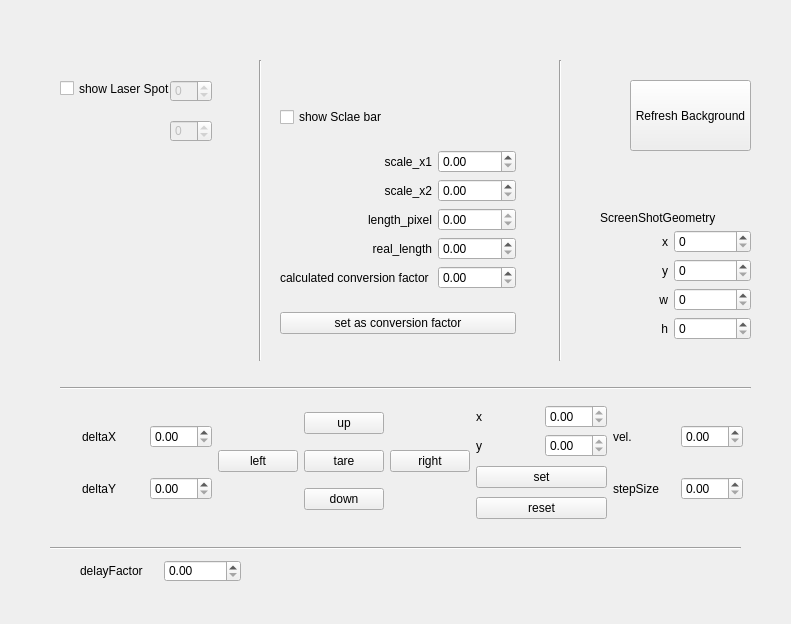
Jogala/stageController_windows_64, file pages/einstellungen.ui: the form before one commit.
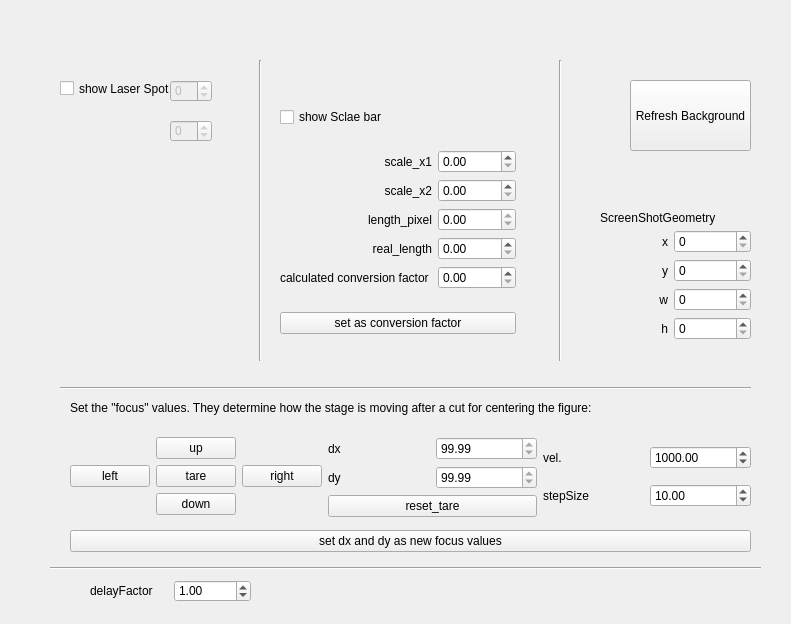
The form after the commit.

```diff
--- a/pages/einstellungen.ui
+++ b/pages/einstellungen.ui
@@ -94,8 +94,8 @@
    <property name="geometry">
     <rect>
      <x>50</x>
-     <y>540</y>
-     <width>691</width>
+     <y>560</y>
+     <width>711</width>
      <height>16</height>
     </rect>
    </property>
@@ -222,7 +222,7 @@
     </item>
    </layout>
   </widget>
-  <widget class="QWidget" name="">
+  <widget class="QWidget" name="layoutWidget">
    <property name="geometry">
     <rect>
      <x>280</x>
@@ -340,11 +340,11 @@
     </item>
    </layout>
   </widget>
-  <widget class="QWidget" name="">
+  <widget class="QWidget" name="layoutWidget">
    <property name="geometry">
     <rect>
-     <x>80</x>
-     <y>560</y>
+     <x>90</x>
+     <y>580</y>
      <width>161</width>
      <height>22</height>
     </rect>
@@ -358,44 +358,39 @@
      </widget>
     </item>
     <item>
-     <widget class="QDoubleSpinBox" name="delayFactor_SpinBox"/>
+     <widget class="QDoubleSpinBox" name="delayFactor_SpinBox">
+      <property name="value">
+       <double>1.000000000000000</double>
+      </property>
+     </widget>
     </item>
    </layout>
   </widget>
-  <widget class="QWidget" name="">
+  <widget class="QLabel" name="label_10">
    <property name="geometry">
     <rect>
-     <x>82</x>
-     <y>402</y>
+     <x>70</x>
+     <y>400</y>
      <width>661</width>
-     <height>121</height>
+     <height>16</height>
     </rect>
    </property>
+   <property name="text">
+    <string>Set the &quot;focus&quot; values. They determine how the stage is moving after a cut for centering the figure:</string>
+   </property>
+  </widget>
+  <widget class="QWidget" name="">
+   <property name="geometry">
+    <rect>
+     <x>70</x>
+     <y>430</y>
+     <width>681</width>
+     <height>131</height>
+    </rect>
+   </property>
+   <layout class="QVBoxLayout" name="verticalLayout_3">
+    <item>
    <layout class="QHBoxLayout" name="horizontalLayout_2">
-    <item>
-     <layout class="QGridLayout" name="gridLayout_5">
-      <item row="0" column="0">
-       <widget class="QLabel" name="label_10">
-        <property name="text">
-         <string>deltaX</string>
-        </property>
-       </widget>
-      </item>
-      <item row="0" column="1">
-       <widget class="QDoubleSpinBox" name="deltaX_spinBox"/>
-      </item>
-      <item row="1" column="0">
-       <widget class="QLabel" name="label_11">
-        <property name="text">
-         <string>deltaY</string>
-        </property>
-       </widget>
-      </item>
-      <item row="1" column="1">
-       <widget class="QDoubleSpinBox" name="deltaY_spinBox"/>
-      </item>
-     </layout>
-    </item>
     <item>
      <layout class="QGridLayout" name="gridLayout_6">
       <item row="0" column="1">
@@ -442,7 +437,7 @@
         <item row="0" column="0">
          <widget class="QLabel" name="label_12">
           <property name="text">
-           <string>x</string>
+             <string>dx</string>
           </property>
          </widget>
         </item>
@@ -451,12 +446,18 @@
           <property name="readOnly">
            <bool>true</bool>
           </property>
+            <property name="minimum">
+             <double>-200.000000000000000</double>
+            </property>
+            <property name="value">
+             <double>200.000000000000000</double>
+            </property>
          </widget>
         </item>
         <item row="1" column="0">
          <widget class="QLabel" name="label_13">
           <property name="text">
-           <string>y</string>
+             <string>dy</string>
           </property>
          </widget>
         </item>
@@ -465,21 +466,20 @@
           <property name="readOnly">
            <bool>true</bool>
           </property>
+            <property name="minimum">
+             <double>-200.000000000000000</double>
+            </property>
+            <property name="value">
+             <double>200.000000000000000</double>
+            </property>
          </widget>
         </item>
        </layout>
       </item>
-      <item>
-       <widget class="QPushButton" name="set_focus_values">
-        <property name="text">
-         <string>set</string>
-        </property>
-       </widget>
-      </item>
       <item>
        <widget class="QPushButton" name="pushButton_reset">
         <property name="text">
-         <string>reset</string>
+           <string>reset_tare</string>
         </property>
        </widget>
       </item>
@@ -495,7 +495,17 @@
        </widget>
       </item>
       <item row="0" column="1">
-       <widget class="QDoubleSpinBox" name="vel_spinBox"/>
+         <widget class="QDoubleSpinBox" name="vel_spinBox">
+          <property name="minimum">
+           <double>100.000000000000000</double>
+          </property>
+          <property name="maximum">
+           <double>9000.000000000000000</double>
+          </property>
+          <property name="value">
+           <double>1000.000000000000000</double>
+          </property>
+         </widget>
       </item>
       <item row="1" column="0">
        <widget class="QLabel" name="label_15">
@@ -505,12 +515,47 @@
        </widget>
       </item>
       <item row="1" column="1">
-       <widget class="QDoubleSpinBox" name="stepSize_spinBox"/>
+         <widget class="QDoubleSpinBox" name="stepSize_spinBox">
+          <property name="minimum">
+           <double>1.000000000000000</double>
+          </property>
+          <property name="maximum">
+           <double>100.000000000000000</double>
+          </property>
+          <property name="value">
+           <double>10.000000000000000</double>
+          </property>
+         </widget>
       </item>
      </layout>
     </item>
    </layout>
-  </widget>
+    </item>
+    <item>
+     <widget class="QPushButton" name="set_focus_values">
+      <property name="text">
+       <string>set dx and dy as new focus values</string>
+      </property>
+     </widget>
+    </item>
+   </layout>
+  </widget>
+  <zorder>pushButton_refreshBackground</zorder>
+  <zorder>checkBox_laserSpot</zorder>
+  <zorder>spinBox_laserPosX</zorder>
+  <zorder>spinBox_laserPosY</zorder>
+  <zorder>line</zorder>
+  <zorder>line_2</zorder>
+  <zorder>line_3</zorder>
+  <zorder>line_4</zorder>
+  <zorder>label_17</zorder>
+  <zorder>layoutWidget</zorder>
+  <zorder>layoutWidget</zorder>
+  <zorder>layoutWidget</zorder>
+  <zorder>layoutWidget</zorder>
+  <zorder>label_16</zorder>
+  <zorder>label_10</zorder>
+  <zorder>set_focus_values</zorder>
  </widget>
  <resources/>
  <connections/>
```
Left out of the diff: 5 changed lines with no effect on the pictures. Lines whose indentation alone changed are shown as unchanged.
